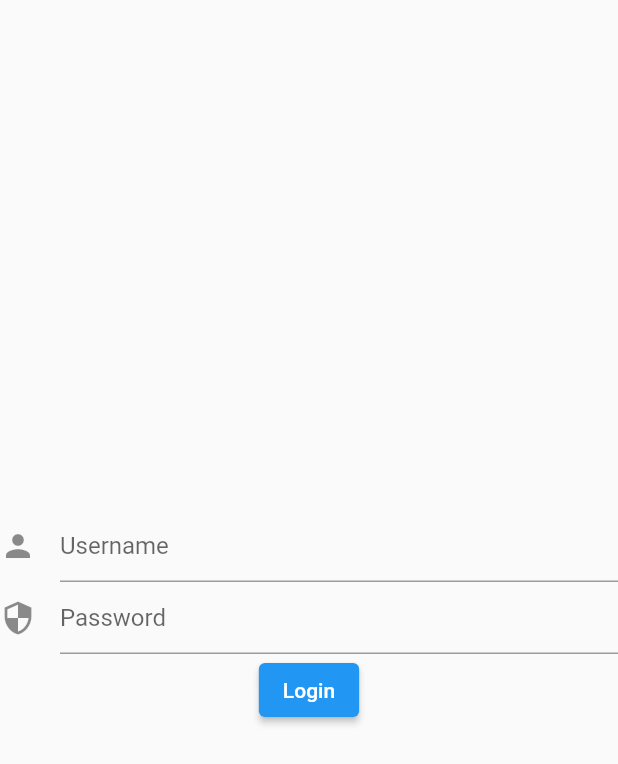
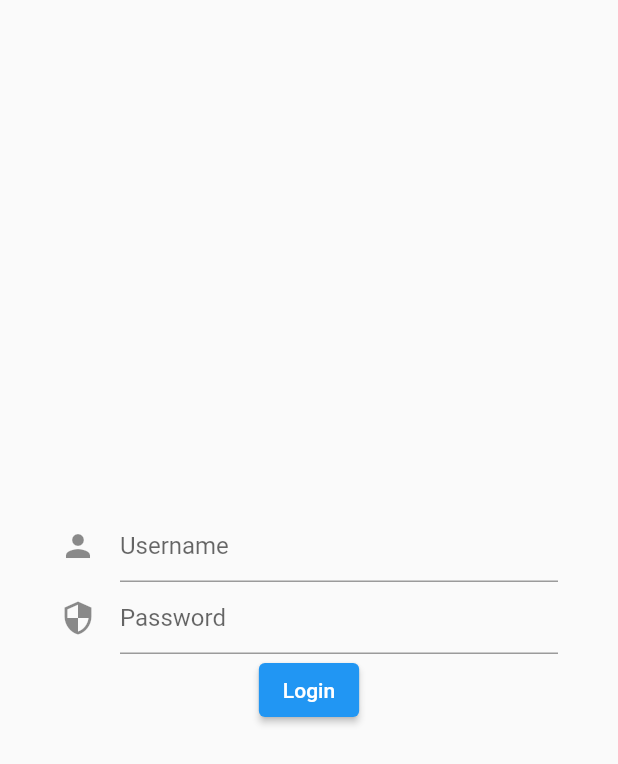
Before and after one commit to abdmhamzah/BLoC-crashcourse, a Flutter app: the screen it shows after launch, on a phone screen of 412 x 824 dp. Shown: the top 764 px of the screen. Run offline on Flutter 3.47's test engine with Material 2 defaults, Android fonts, the phone set to English and light mode, and no system bars.

Commit message:
centered the field and give some horizontal padding

```diff
--- a/lib/login_view.dart
+++ b/lib/login_view.dart
@@ -4,7 +4,8 @@ class LoginView extends StatelessWidget {
   @override
   Widget build(BuildContext context) {
     return Scaffold(
-      body: Center(
+      body: Padding(
+        padding: EdgeInsets.symmetric(horizontal: 40),
         child: Column(
           mainAxisAlignment: MainAxisAlignment.center,
           children: [
```
